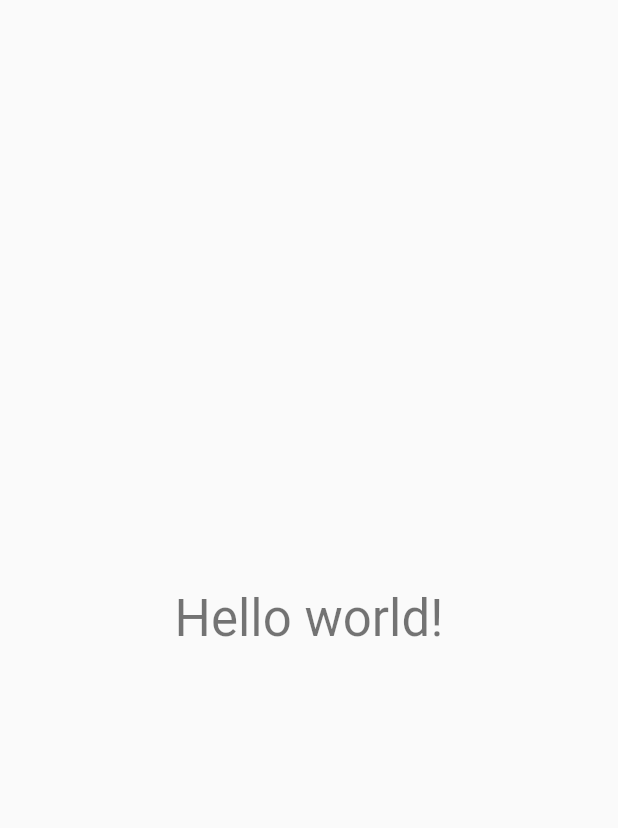
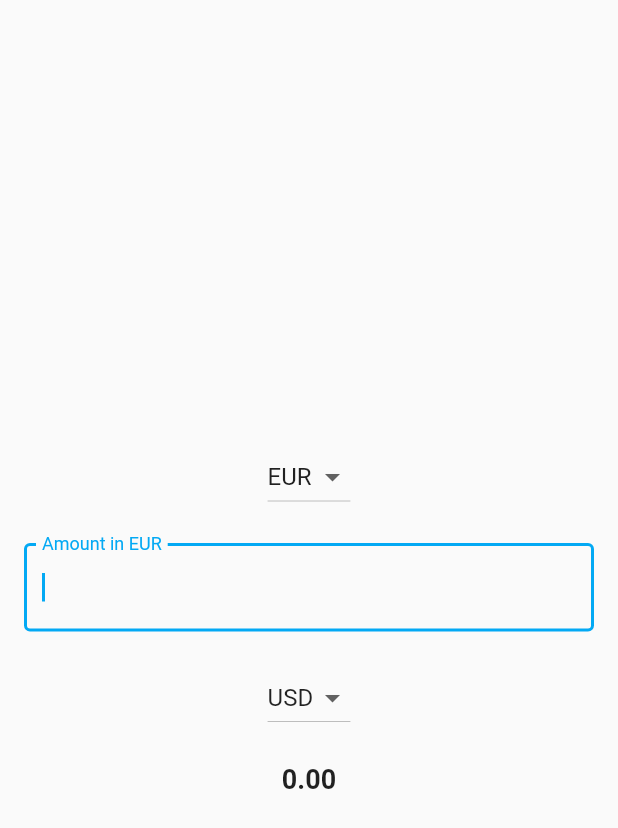
Before and after one commit to emmanuel-pastor/currency-converter, a Flutter app: the screen it shows after launch, on a phone screen of 412 x 824 dp. Shown: the top 828 px of the screen. Run offline on Flutter 3.47's test engine with Material 2 defaults, Android fonts, the phone set to English and light mode, and no system bars; our stand-ins replace connectivity_plus, flutter_dotenv, get_it, sqflite, sqflite_common; missing offline and left inert: mockito; accounts and stored records are empty.

Commit message:
[ADD] Add the HomePage

```diff
--- a/lib/ServiceLocator.dart
+++ b/lib/ServiceLocator.dart
@@ -2,6 +2,7 @@ import 'package:currency_converter/data/local/exchange-rate-dao/ExchangeRateDAO.
 import 'package:currency_converter/data/remote/exchange-rate-endpoint/ExchangeRateEndpoint.dart';
 import 'package:currency_converter/domain/features/conversion/UseCases.dart';
 import 'package:currency_converter/domain/repositories/ExchangeRateRepository.dart';
+import 'package:currency_converter/presentation/home/HomeScopedModel.dart';
 import 'package:get_it/get_it.dart';
 
 GetIt locator = GetIt.instance;
@@ -14,4 +15,6 @@ void setupLocator() {
       () => ExchangeRateRepository(locator<ExchangeRateDAO>(), locator<ExchangeRateEndpoint>()));
   locator.registerFactory<ConversionUseCase>(
       () => ConversionUseCase(locator<ExchangeRateRepository>()));
+  locator.registerLazySingleton<HomeScopedModel>(
+      () => HomeScopedModel(locator<ConversionUseCase>()));
 }
--- a/lib/main.dart
+++ b/lib/main.dart
@@ -1,6 +1,12 @@
+import 'package:currency_converter/ServiceLocator.dart';
+import 'package:currency_converter/presentation/home/HomePage.dart';
 import 'package:flutter/material.dart';
+import 'package:flutter_dotenv/flutter_dotenv.dart';
 
-void main() {
+void main() async {
+  await dotenv.load();
+  setupLocator();
+
   runApp(MyApp());
 }
 
@@ -12,29 +18,7 @@ class MyApp extends StatelessWidget {
       theme: ThemeData(
         primarySwatch: Colors.lightBlue,
       ),
-      home: MyHomePage(),
+      home: HomePage(),
     );
   }
 }
-
-class MyHomePage extends StatefulWidget {
-  MyHomePage({Key? key}) : super(key: key);
-
-  @override
-  _MyHomePageState createState() => _MyHomePageState();
-}
-
-class _MyHomePageState extends State<MyHomePage> {
-
-  @override
-  Widget build(BuildContext context) {
-    return Scaffold(
-      body: Center(
-        child: Text(
-          'Hello world!',
-          style: Theme.of(context).textTheme.headline4,
-        ),
-      ),
-    );
-  }
-}
--- /dev/null
+++ b/lib/presentation/home/HomePage.dart
@@ -0,0 +1,87 @@
+import 'package:currency_converter/presentation/BasePage.dart';
+import 'package:currency_converter/presentation/ViewState.dart';
+import 'package:currency_converter/presentation/home/HomeScopedModel.dart';
+import 'package:currency_converter/presentation/home/widgets/CurrencyDropdown.dart';
+import 'package:flutter/material.dart';
+
+class HomePage extends StatefulWidget {
+  HomePage({Key? key}) : super(key: key);
+
+  @override
+  _HomePageState createState() => _HomePageState();
+}
+
+class _HomePageState extends State<HomePage> {
+  late TextEditingController _controller;
+
+  @override
+  void initState() {
+    _controller = TextEditingController();
+    super.initState();
+  }
+
+  @override
+  void dispose() {
+    _controller.dispose();
+    super.dispose();
+  }
+
+  @override
+  Widget build(BuildContext context) {
+    return BasePage<HomeScopedModel>(
+      initialState: ViewState.READY,
+      builder: (context, child, scopedModel) => Scaffold(
+        body: Container(
+          padding: EdgeInsets.fromLTRB(16, 0, 16, 0),
+          child: Center(
+            child: Column(
+              mainAxisAlignment: MainAxisAlignment.center,
+              children: [
+                CurrencyDropdown(
+                  selectedCurrency: scopedModel.fromCurrencyCode,
+                  disabledCurrency: scopedModel.toCurrencyCode,
+                  onCurrencyChanged: scopedModel.onFromCurrencyChanged,
+                ),
+                SizedBox(height: 20),
+                TextFormField(
+                  controller: _controller,
+                  keyboardType: TextInputType.numberWithOptions(decimal: true),
+                  autofocus: true,
+                  decoration: InputDecoration(
+                    labelText: 'Amount in ${scopedModel.fromCurrencyCode}',
+                    errorText:
+                        scopedModel.state == ViewState.ERROR ? '${scopedModel.errorMessage}' : null,
+                    border: OutlineInputBorder(),
+                    suffixIcon: scopedModel.state == ViewState.ERROR
+                        ? Icon(
+                            Icons.error,
+                            color: Colors.red,
+                          )
+                        : null,
+                  ),
+                  onFieldSubmitted: (String value) async {
+                    scopedModel.onAmountSubmitted(value);
+                  },
+                ),
+                SizedBox(height: 20),
+                CurrencyDropdown(
+                  selectedCurrency: scopedModel.toCurrencyCode,
+                  disabledCurrency: scopedModel.fromCurrencyCode,
+                  onCurrencyChanged: scopedModel.onToCurrencyChanged,
+                ),
+                SizedBox(height: 20),
+                if (scopedModel.state == ViewState.LOADING)
+                  CircularProgressIndicator()
+                else if (scopedModel.state == ViewState.READY)
+                  Text(
+                    scopedModel.toAmount.toStringAsFixed(2),
+                    style: TextStyle(fontWeight: FontWeight.bold, fontSize: 18),
+                  ),
+              ],
+            ),
+          ),
+        ),
+      ),
+    );
+  }
+}
--- /dev/null
+++ b/lib/presentation/home/widgets/CurrencyDropdown.dart
@@ -0,0 +1,28 @@
+import 'package:flutter/cupertino.dart';
+import 'package:flutter/material.dart';
+
+class CurrencyDropdown extends StatelessWidget {
+  final String selectedCurrency;
+  final String disabledCurrency;
+  final Function(String?)? onCurrencyChanged;
+
+  const CurrencyDropdown(
+      {Key? key, this.selectedCurrency = 'EUR', this.disabledCurrency = '', this.onCurrencyChanged})
+      : super(key: key);
+
+  @override
+  Widget build(BuildContext context) {
+    return DropdownButton<String>(
+        value: this.selectedCurrency,
+        elevation: 8,
+        onChanged: (String? value) => onCurrencyChanged?.call(value),
+        items: <String>['CNY', 'EUR', 'JPY', 'RUB', 'USD']
+            .where((element) => element != disabledCurrency)
+            .map<DropdownMenuItem<String>>((String value) {
+          return DropdownMenuItem<String>(
+            value: value,
+            child: Text(value),
+          );
+        }).toList());
+  }
+}
```
